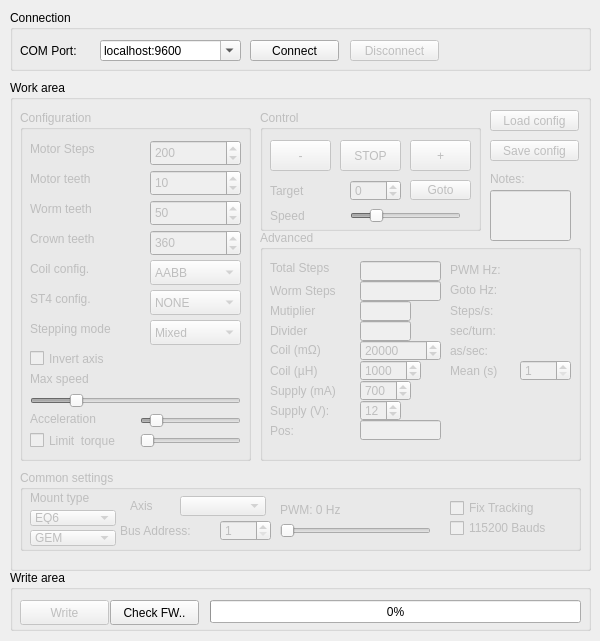
ahp-electronics/gt-configurator, file mainwindow.ui: the form before one commit.
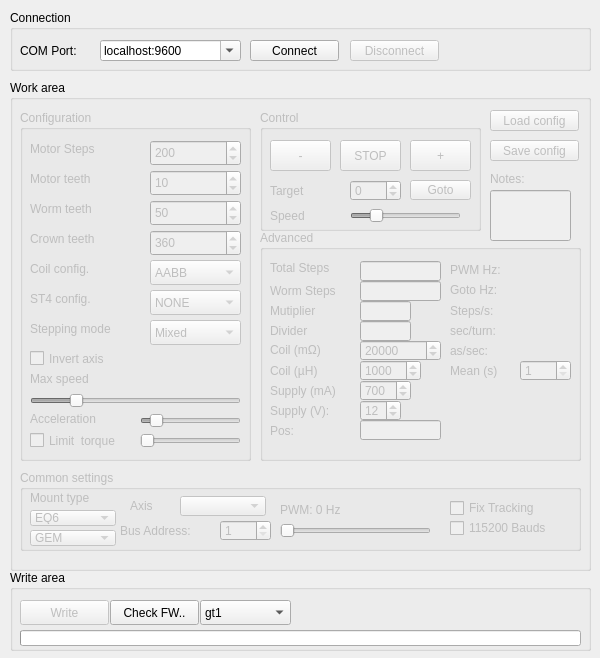
The form after the commit.

Diff of the .ui file:
```diff
--- a/mainwindow.ui
+++ b/mainwindow.ui
@@ -7,7 +7,7 @@
     <x>0</x>
     <y>0</y>
     <width>600</width>
-    <height>641</height>
+    <height>658</height>
    </rect>
   </property>
   <widget class="QWidget" name="centralwidget">
@@ -1323,7 +1323,7 @@
       <x>10</x>
       <y>570</y>
       <width>581</width>
-      <height>61</height>
+      <height>81</height>
      </rect>
     </property>
     <property name="title">
@@ -1348,15 +1348,18 @@
     <widget class="QProgressBar" name="progress">
      <property name="geometry">
       <rect>
-       <x>200</x>
-       <y>30</y>
-       <width>371</width>
-       <height>23</height>
+       <x>10</x>
+       <y>60</y>
+       <width>561</width>
+       <height>16</height>
       </rect>
      </property>
      <property name="value">
       <number>0</number>
      </property>
+     <property name="textVisible">
+      <bool>false</bool>
+     </property>
     </widget>
     <widget class="QPushButton" name="LoadFW">
      <property name="geometry">
@@ -1371,6 +1374,46 @@
       <string>Check FW..</string>
      </property>
     </widget>
+    <widget class="QComboBox" name="FW_List">
+     <property name="geometry">
+      <rect>
+       <x>190</x>
+       <y>30</y>
+       <width>91</width>
+       <height>25</height>
+      </rect>
+     </property>
+     <item>
+      <property name="text">
+       <string>gt1</string>
+      </property>
+     </item>
+     <item>
+      <property name="text">
+       <string>gt2dec</string>
+      </property>
+     </item>
+     <item>
+      <property name="text">
+       <string>gt2dec_brake</string>
+      </property>
+     </item>
+     <item>
+      <property name="text">
+       <string>gt2ra</string>
+      </property>
+     </item>
+     <item>
+      <property name="text">
+       <string>gt2ra_brake</string>
+      </property>
+     </item>
+     <item>
+      <property name="text">
+       <string>gt5</string>
+      </property>
+     </item>
+    </widget>
    </widget>
   </widget>
   <action name="actionOpen_FW">
```
